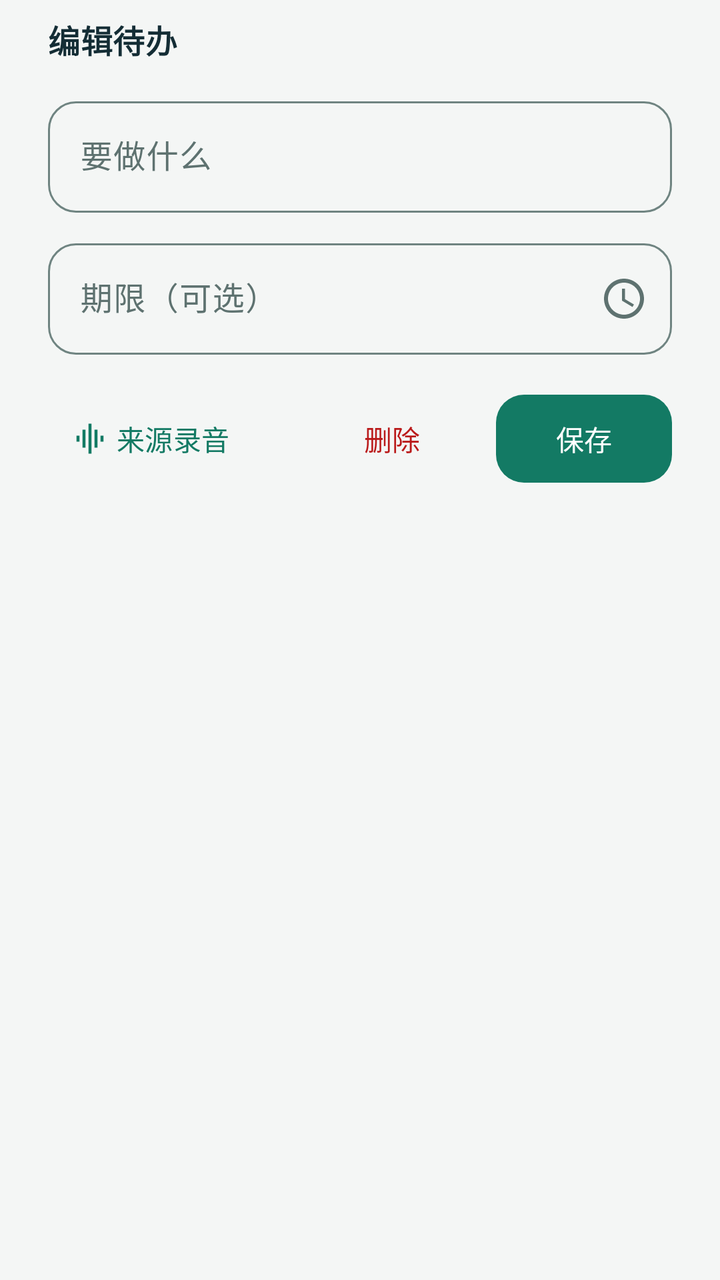
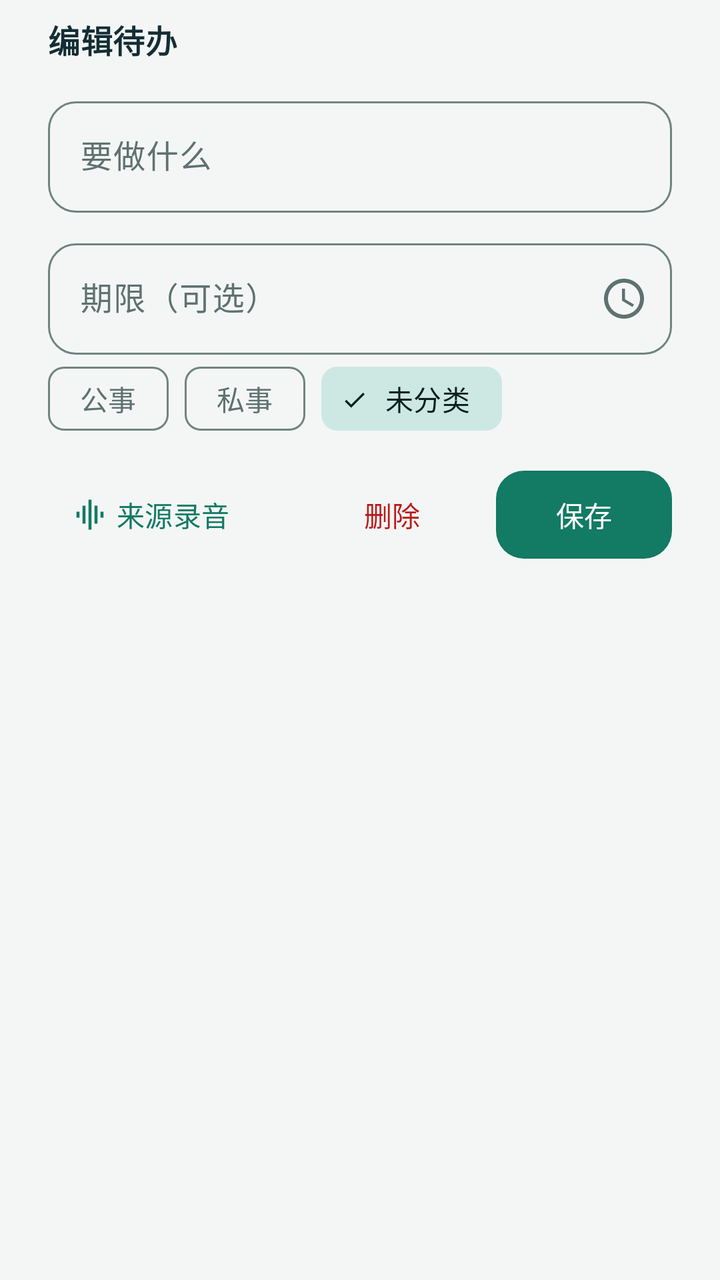

Before-and-after screenshots of an Android layout around one commit, followed by the original layout XML and the change that was made.
<!-- AndroidManifest.xml: application theme AppTheme -->
<!-- res/layout/sheet_todo_edit.xml -->
<?xml version="1.0" encoding="utf-8"?>
<LinearLayout xmlns:android="http://schemas.android.com/apk/res/android"
    xmlns:app="http://schemas.android.com/apk/res-auto"
    android:layout_width="match_parent"
    android:layout_height="wrap_content"
    android:orientation="vertical"
    android:paddingHorizontal="24dp"
    android:paddingTop="8dp"
    android:paddingBottom="24dp">

    <TextView
        android:id="@+id/tvHeading"
        style="@style/Text.SectionTitle"
        android:layout_width="match_parent"
        android:layout_height="wrap_content"
        android:text="编辑待办" />

    <com.google.android.material.textfield.TextInputLayout
        style="@style/Widget.Material3.TextInputLayout.OutlinedBox"
        android:layout_width="match_parent"
        android:layout_height="wrap_content"
        android:layout_marginTop="14dp"
        android:hint="要做什么"
        app:boxCornerRadiusBottomEnd="14dp"
        app:boxCornerRadiusBottomStart="14dp"
        app:boxCornerRadiusTopEnd="14dp"
        app:boxCornerRadiusTopStart="14dp">

        <com.google.android.material.textfield.TextInputEditText
            android:id="@+id/title"
            android:layout_width="match_parent"
            android:layout_height="wrap_content"
            android:inputType="textCapSentences|textMultiLine"
            android:maxLines="4" />
    </com.google.android.material.textfield.TextInputLayout>

    <com.google.android.material.textfield.TextInputLayout
        style="@style/Widget.Material3.TextInputLayout.OutlinedBox"
        android:layout_width="match_parent"
        android:layout_height="wrap_content"
        android:layout_marginTop="10dp"
        android:hint="期限（可选）"
        app:boxCornerRadiusBottomEnd="14dp"
        app:boxCornerRadiusBottomStart="14dp"
        app:boxCornerRadiusTopEnd="14dp"
        app:boxCornerRadiusTopStart="14dp"
        app:endIconDrawable="@drawable/ic_schedule"
        app:endIconMode="custom"
        android:id="@+id/dueLayout">

        <com.google.android.material.textfield.TextInputEditText
            android:id="@+id/due"
            android:layout_width="match_parent"
            android:layout_height="wrap_content"
            android:inputType="text"
            android:maxLines="1" />
    </com.google.android.material.textfield.TextInputLayout>

    <TextView
        android:id="@+id/tvEvidence"
        style="@style/Text.Muted"
        android:layout_width="match_parent"
        android:layout_height="wrap_content"
        android:layout_marginTop="10dp"
        android:visibility="gone"
        android:text="依据：" />

    <LinearLayout
        android:layout_width="match_parent"
        android:layout_height="wrap_content"
        android:layout_marginTop="16dp"
        android:gravity="end"
        android:orientation="horizontal">

        <com.google.android.material.button.MaterialButton
            android:id="@+id/btnSource"
            style="@style/Button.Text"
            android:layout_width="wrap_content"
            android:layout_height="wrap_content"
            app:icon="@drawable/ic_library"
            android:text="来源录音" />

        <View
            android:layout_width="0dp"
            android:layout_height="0dp"
            android:layout_weight="1" />

        <com.google.android.material.button.MaterialButton
            android:id="@+id/btnDelete"
            style="@style/Button.Text"
            android:layout_width="wrap_content"
            android:layout_height="wrap_content"
            android:textColor="?attr/colorError"
            android:text="删除" />

        <com.google.android.material.button.MaterialButton
            android:id="@+id/btnSave"
            style="@style/Button.Filled"
            android:layout_width="wrap_content"
            android:layout_height="wrap_content"
            android:layout_marginStart="8dp"
            android:text="保存" />
    </LinearLayout>
</LinearLayout>
<!-- resources referenced by this layout -->
<resources>
  <!-- drawable ic_library (drawable) -->
  <vector xmlns:android="http://schemas.android.com/apk/res/android" android:width="24dp" android:height="24dp" android:viewportWidth="24" android:viewportHeight="24" android:tint="?attr/colorControlNormal">
      <path android:fillColor="@android:color/white" android:pathData="M7,18h2L9,6L7,6v12zM11,22h2L13,2h-2v20zM3,14h2v-4L3,10v4zM15,18h2L17,6h-2v12zM19,10v4h2v-4h-2z"/>
  </vector>
  <style name="Button.Filled" parent="Widget.Material3.Button">
          <item name="cornerRadius">14dp</item>
          <item name="android:minHeight">52dp</item>
      </style>
  <style name="Button.Text" parent="Widget.Material3.Button.TextButton">
          <item name="cornerRadius">14dp</item>
      </style>
  <style name="Text.Muted" parent="TextAppearance.Material3.BodySmall">
          <item name="android:textColor">?attr/colorOnSurfaceVariant</item>
          <item name="android:lineSpacingMultiplier">1.2</item>
      </style>
  <style name="Text.SectionTitle" parent="TextAppearance.Material3.TitleMedium">
          <item name="android:textColor">?attr/colorOnSurface</item>
          <item name="android:textStyle">bold</item>
      </style>
  <color name="md_primary">#137A64</color>
  <color name="md_on_primary">#FFFFFF</color>
  <color name="md_primary_container">#B9EFE0</color>
  <color name="md_on_primary_container">#00201A</color>
  <color name="md_secondary">#4B6360</color>
  <color name="md_on_secondary">#FFFFFF</color>
  <color name="md_secondary_container">#CDE8E3</color>
  <color name="md_on_secondary_container">#06201D</color>
  <color name="md_tertiary">#8A5A00</color>
  <color name="md_on_tertiary">#FFFFFF</color>
  <color name="md_tertiary_container">#FFDEA6</color>
  <color name="md_on_tertiary_container">#2B1900</color>
  <color name="md_error">#BA1A1A</color>
  <color name="md_on_error">#FFFFFF</color>
  <color name="md_error_container">#FFDAD6</color>
  <color name="md_on_error_container">#410002</color>
  <color name="md_background">#F4F6F5</color>
  <color name="md_on_background">#142D35</color>
  <color name="md_surface">#F4F6F5</color>
  <color name="md_on_surface">#142D35</color>
  <color name="md_surface_variant">#DFE5E4</color>
  <color name="md_on_surface_variant">#5E7270</color>
  <color name="md_outline">#6F8481</color>
  <color name="md_outline_variant">#C3D0CD</color>
  <color name="md_surface_container_lowest">#FFFFFF</color>
  <color name="md_surface_container_low">#EEF2F1</color>
  <color name="md_surface_container">#E8EDEC</color>
  <color name="md_surface_container_high">#E2E8E7</color>
  <color name="md_surface_container_highest">#DCE2E1</color>
  <color name="md_inverse_surface">#1D2D34</color>
  <color name="md_inverse_on_surface">#EBF4F1</color>
  <color name="md_inverse_primary">#77D8BC</color>
  <style name="AppDialog" parent="ThemeOverlay.Material3.MaterialAlertDialog">
          <item name="shapeAppearanceOverlay">@style/Shape.Dialog</item>
      </style>
  <style name="AppBottomSheet" parent="ThemeOverlay.Material3.BottomSheetDialog">
          <item name="bottomSheetStyle">@style/AppBottomSheetStyle</item>
      </style>
  <style name="Shape.Dialog" parent="">
          <item name="cornerFamily">rounded</item>
          <item name="cornerSize">24dp</item>
      </style>
  <style name="AppBottomSheetStyle" parent="Widget.Material3.BottomSheet.Modal">
          <item name="shapeAppearanceOverlay">@style/Shape.Sheet</item>
          <item name="backgroundTint">?attr/colorSurfaceContainerLow</item>
      </style>
  <style name="Shape.Sheet" parent="">
          <item name="cornerFamily">rounded</item>
          <item name="cornerSizeTopLeft">28dp</item>
          <item name="cornerSizeTopRight">28dp</item>
      </style>
  <!-- unchanged entries left out for length: 2 -->
</resources>

<!-- the commit's change to res/layout/sheet_todo_edit.xml (unified diff, before → after) -->
@@ -56,6 +56,37 @@
             android:maxLines="1" />
     </com.google.android.material.textfield.TextInputLayout>
 
+    <com.google.android.material.chip.ChipGroup
+        android:id="@+id/categoryGroup"
+        android:layout_width="match_parent"
+        android:layout_height="wrap_content"
+        android:layout_marginTop="6dp"
+        app:selectionRequired="true"
+        app:singleSelection="true">
+
+        <com.google.android.material.chip.Chip
+            android:id="@+id/catWork"
+            style="@style/Chip.Filter"
+            android:layout_width="wrap_content"
+            android:layout_height="wrap_content"
+            android:text="公事" />
+
+        <com.google.android.material.chip.Chip
+            android:id="@+id/catPersonal"
+            style="@style/Chip.Filter"
+            android:layout_width="wrap_content"
+            android:layout_height="wrap_content"
+            android:text="私事" />
+
+        <com.google.android.material.chip.Chip
+            android:id="@+id/catNone"
+            style="@style/Chip.Filter"
+            android:layout_width="wrap_content"
+            android:layout_height="wrap_content"
+            android:checked="true"
+            android:text="未分类" />
+    </com.google.android.material.chip.ChipGroup>
+
     <TextView
         android:id="@+id/tvEvidence"
         style="@style/Text.Muted"
<!-- resource entries referenced after the edit -->
@@ -10,6 +10,9 @@
       </style>
   <style name="Button.Text" parent="Widget.Material3.Button.TextButton">
           <item name="cornerRadius">14dp</item>
+      </style>
+  <style name="Chip.Filter" parent="Widget.Material3.Chip.Filter">
+          <item name="ensureMinTouchTargetSize">false</item>
       </style>
   <style name="Text.Muted" parent="TextAppearance.Material3.BodySmall">
           <item name="android:textColor">?attr/colorOnSurfaceVariant</item>
